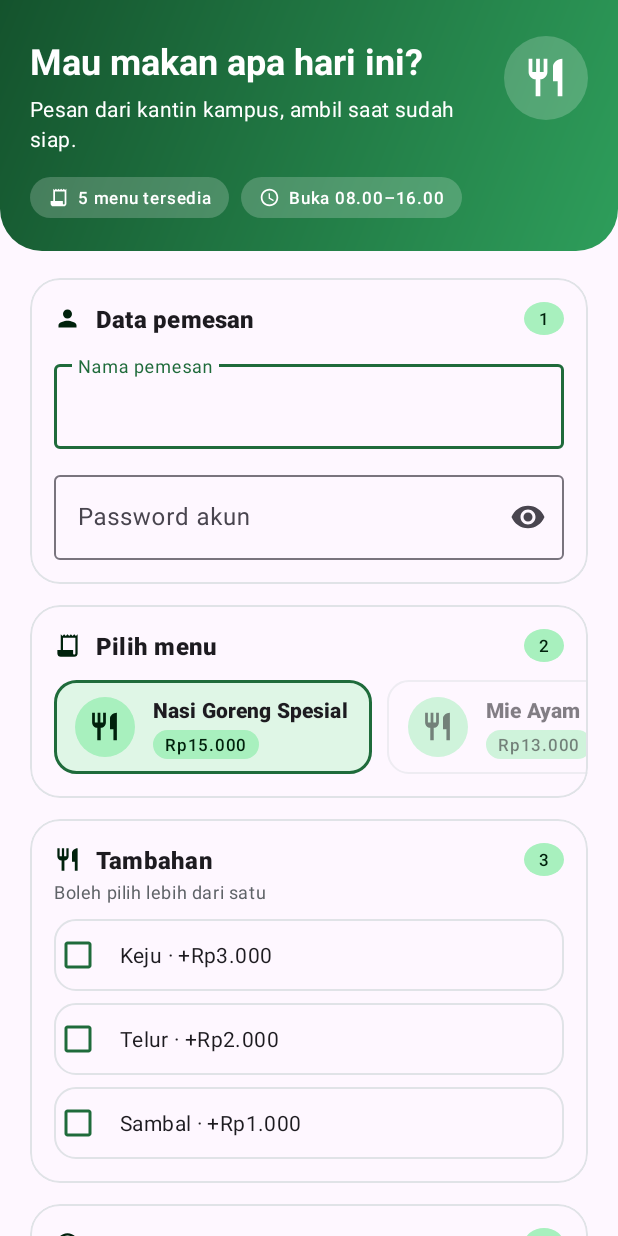
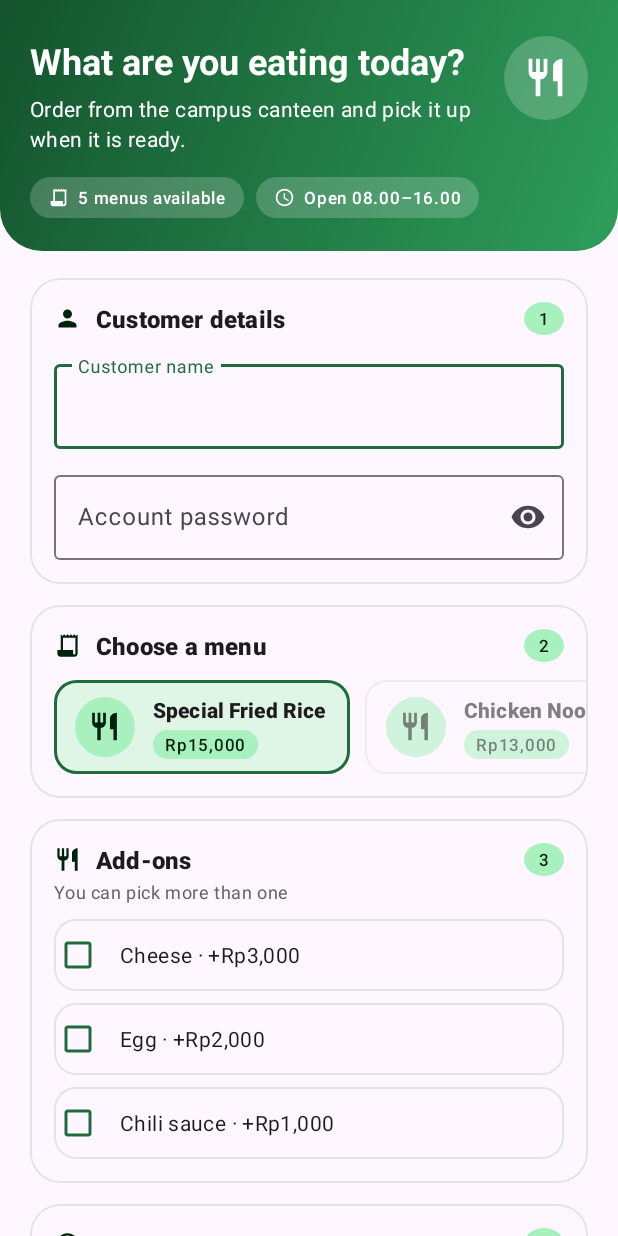
Before and after one commit to oswaldvalois/campusbite, an Android app: the screen it shows after launch (MainActivity), on a phone screen of 412 x 824 dp. Run offline under Robolectric (Android 15) with nearby library versions, the phone set to English and light mode, and no system bars.

Commit message:
feat(i18n): translate the whole app to English
- rewrite all strings, including menu names and add-ons
- use plurals for portion and order counts
- English date format and Rp15,000 style amounts
- rename the app to CampusBite and the database to canteen.db
- translate layout comments and the README

```diff
--- a/app/src/main/java/com/oswaldvalois/canteenorder/MainActivity.java
+++ b/app/src/main/java/com/oswaldvalois/canteenorder/MainActivity.java
@@ -19,7 +19,6 @@ import com.google.android.material.textfield.TextInputLayout;
 
 import java.util.ArrayList;
 import java.util.List;
-import java.util.Locale;
 
 /**
  * Interactive order form: numbered section cards, horizontal menu picker,
@@ -85,11 +84,11 @@ public class MainActivity extends BaseActivity {
     }
 
     private void setupMenuPicker() {
-        menuItems.add(new MenuItem("Nasi Goreng Spesial", 15000));
-        menuItems.add(new MenuItem("Mie Ayam Bakso", 13000));
-        menuItems.add(new MenuItem("Ayam Geprek + Nasi", 14000));
-        menuItems.add(new MenuItem("Sate Ayam", 16000));
-        menuItems.add(new MenuItem("Es Teh Manis", 5000));
+        menuItems.add(new MenuItem(getString(R.string.menu_fried_rice), 15000));
+        menuItems.add(new MenuItem(getString(R.string.menu_noodles), 13000));
+        menuItems.add(new MenuItem(getString(R.string.menu_crispy_chicken), 14000));
+        menuItems.add(new MenuItem(getString(R.string.menu_satay), 16000));
+        menuItems.add(new MenuItem(getString(R.string.menu_iced_tea), 5000));
 
         LayoutInflater inflater = LayoutInflater.from(this);
         for (int i = 0; i < menuItems.size(); i++) {
@@ -182,8 +181,8 @@ public class MainActivity extends BaseActivity {
 
         summaryMenuPrice.setText(Money.rupiah(menuPrice()));
         summaryToppingPrice.setText(Money.rupiah(toppingPrice()));
-        summaryPortion.setText(String.format(Locale.US, "%d porsi", portion));
-        textPortion.setText(getString(R.string.portion_value, portion));
+        summaryPortion.setText(getResources().getQuantityString(R.plurals.portion_count, portion, portion));
+        textPortion.setText(getResources().getQuantityString(R.plurals.portion_count, portion, portion));
         animateTotal(total, instant);
     }
 
@@ -212,13 +211,13 @@ public class MainActivity extends BaseActivity {
     private String selectedToppings() {
         List<String> toppings = new ArrayList<>();
         if (checkCheese.isChecked()) {
-            toppings.add("Keju");
+            toppings.add(getString(R.string.topping_cheese_short));
         }
         if (checkEgg.isChecked()) {
-            toppings.add("Telur");
+            toppings.add(getString(R.string.topping_egg_short));
         }
         if (checkSambal.isChecked()) {
-            toppings.add("Sambal");
+            toppings.add(getString(R.string.topping_sambal_short));
         }
         return toppings.isEmpty()
                 ? getString(R.string.no_topping)
--- a/app/src/main/java/com/oswaldvalois/canteenorder/Money.java
+++ b/app/src/main/java/com/oswaldvalois/canteenorder/Money.java
@@ -9,6 +9,6 @@ public final class Money {
     }
 
     public static String rupiah(int amount) {
-        return "Rp" + String.format(Locale.US, "%,d", amount).replace(',', '.');
+        return "Rp" + String.format(Locale.US, "%,d", amount);
     }
 }
--- a/app/src/main/java/com/oswaldvalois/canteenorder/OrderAdapter.java
+++ b/app/src/main/java/com/oswaldvalois/canteenorder/OrderAdapter.java
@@ -24,7 +24,7 @@ public class OrderAdapter extends RecyclerView.Adapter<OrderAdapter.OrderViewHol
     private final List<Order> orders = new ArrayList<>();
     private final OnOrderClickListener listener;
     private final SimpleDateFormat dateFormat =
-            new SimpleDateFormat("dd MMM yyyy, HH:mm", new Locale("id", "ID"));
+            new SimpleDateFormat("dd MMM yyyy, HH:mm", Locale.ENGLISH);
 
     public OrderAdapter(OnOrderClickListener listener) {
         this.listener = listener;
--- a/app/src/main/java/com/oswaldvalois/canteenorder/OrderDbHelper.java
+++ b/app/src/main/java/com/oswaldvalois/canteenorder/OrderDbHelper.java
@@ -12,7 +12,7 @@ import java.util.List;
 /** SQLite persistence for canteen orders. */
 public class OrderDbHelper extends SQLiteOpenHelper {
 
-    private static final String DB_NAME = "kantin.db";
+    private static final String DB_NAME = "canteen.db";
     private static final int DB_VERSION = 1;
 
     private static final String TABLE_ORDERS = "orders";
--- a/app/src/main/java/com/oswaldvalois/canteenorder/OrderDetailActivity.java
+++ b/app/src/main/java/com/oswaldvalois/canteenorder/OrderDetailActivity.java
@@ -17,7 +17,7 @@ public class OrderDetailActivity extends BaseActivity {
     public static final String EXTRA_ORDER_ID = "order_id";
 
     private final SimpleDateFormat dateFormat =
-            new SimpleDateFormat("dd MMM yyyy, HH:mm", new Locale("id", "ID"));
+            new SimpleDateFormat("dd MMM yyyy, HH:mm", Locale.ENGLISH);
 
     private OrderDbHelper db;
     private Order order;
@@ -53,7 +53,7 @@ public class OrderDetailActivity extends BaseActivity {
         ((TextView) findViewById(R.id.detailMenu)).setText(order.getMenu());
         ((TextView) findViewById(R.id.detailToppings)).setText(order.getToppings());
         ((TextView) findViewById(R.id.detailPortion))
-                .setText(getString(R.string.portion_value, order.getQuantity()));
+                .setText(getResources().getQuantityString(R.plurals.portion_count, order.getQuantity(), order.getQuantity()));
         ((TextView) findViewById(R.id.detailTotal)).setText(Money.rupiah(order.getTotal()));
         ((TextView) findViewById(R.id.detailTime))
                 .setText(dateFormat.format(new Date(order.getCreatedAt())));
--- a/app/src/main/java/com/oswaldvalois/canteenorder/OrderListActivity.java
+++ b/app/src/main/java/com/oswaldvalois/canteenorder/OrderListActivity.java
@@ -55,7 +55,7 @@ public class OrderListActivity extends BaseActivity {
         recyclerOrders.setVisibility(isEmpty ? View.GONE : View.VISIBLE);
         textCount.setVisibility(isEmpty ? View.GONE : View.VISIBLE);
         if (!isEmpty) {
-            textCount.setText(getString(R.string.list_count, orders.size()));
+            textCount.setText(getResources().getQuantityString(R.plurals.order_count, orders.size(), orders.size()));
         }
         if (isEmpty) {
             emptyState.setAlpha(0f);
--- a/app/src/main/res/layout/activity_order_detail.xml
+++ b/app/src/main/res/layout/activity_order_detail.xml
@@ -7,7 +7,7 @@
     android:background="?attr/colorSurface"
     android:orientation="vertical">
 
-    <!-- Hero ringkas dengan total -->
+    <!-- Compact hero with the total -->
     <FrameLayout
         android:layout_width="match_parent"
         android:layout_height="wrap_content"
--- a/app/src/main/res/values/strings.xml
+++ b/app/src/main/res/values/strings.xml
@@ -1,61 +1,77 @@
 <?xml version="1.0" encoding="utf-8"?>
 <resources>
-    <string name="app_name">KantinKu</string>
+    <string name="app_name">CampusBite</string>
 
-    <string name="hero_title">Mau makan apa hari ini?</string>
-    <string name="hero_subtitle">Pesan dari kantin kampus, ambil saat sudah siap.</string>
-    <string name="hero_chip_menu">5 menu tersedia</string>
-    <string name="hero_chip_hours">Buka 08.00–16.00</string>
+    <string name="hero_title">What are you eating today?</string>
+    <string name="hero_subtitle">Order from the campus canteen and pick it up when it is ready.</string>
+    <string name="hero_chip_menu">5 menus available</string>
+    <string name="hero_chip_hours">Open 08.00–16.00</string>
 
-    <string name="section_customer">Data pemesan</string>
-    <string name="section_menu">Pilih menu</string>
-    <string name="section_topping">Tambahan</string>
-    <string name="section_portion">Jumlah porsi</string>
-    <string name="section_summary">Ringkasan pesanan</string>
+    <string name="section_customer">Customer details</string>
+    <string name="section_menu">Choose a menu</string>
+    <string name="section_topping">Add-ons</string>
+    <string name="section_portion">Portion</string>
+    <string name="section_summary">Order summary</string>
 
-    <string name="label_name">Nama pemesan</string>
-    <string name="label_password">Password akun</string>
-    <string name="label_topping_hint">Boleh pilih lebih dari satu</string>
-    <string name="label_portion_hint">Geser atau tekan tombol + / −</string>
+    <string name="label_name">Customer name</string>
+    <string name="label_password">Account password</string>
+    <string name="label_topping_hint">You can pick more than one</string>
+    <string name="label_portion_hint">Drag the slider or tap + / −</string>
 
-    <string name="topping_cheese">Keju  ·  +Rp3.000</string>
-    <string name="topping_egg">Telur  ·  +Rp2.000</string>
-    <string name="topping_sambal">Sambal  ·  +Rp1.000</string>
+    <string name="topping_cheese">Cheese  ·  +Rp3,000</string>
+    <string name="topping_egg">Egg  ·  +Rp2,000</string>
+    <string name="topping_sambal">Chili sauce  ·  +Rp1,000</string>
+    <string name="topping_cheese_short">Cheese</string>
+    <string name="topping_egg_short">Egg</string>
+    <string name="topping_sambal_short">Chili sauce</string>
 
-    <string name="summary_menu_price">Harga menu</string>
-    <string name="summary_topping_price">Topping</string>
-    <string name="summary_portion_count">Porsi</string>
-    <string name="summary_total">Total bayar</string>
+    <string name="summary_menu_price">Menu price</string>
+    <string name="summary_topping_price">Add-ons</string>
+    <string name="summary_portion_count">Portions</string>
+    <string name="summary_total">Total</string>
 
-    <string name="button_order">Pesan Sekarang</string>
-    <string name="button_view_orders">Lihat Pesanan</string>
-    <string name="button_delete">Hapus Pesanan</string>
-    <string name="button_create_order">Buat pesanan</string>
+    <string name="menu_fried_rice">Special Fried Rice</string>
+    <string name="menu_noodles">Chicken Noodle Soup</string>
+    <string name="menu_crispy_chicken">Crispy Chicken with Rice</string>
+    <string name="menu_satay">Chicken Satay</string>
+    <string name="menu_iced_tea">Iced Sweet Tea</string>
 
-    <string name="portion_value">%1$d porsi</string>
-    <string name="order_saved">Pesanan berhasil disimpan</string>
-    <string name="action_view">LIHAT</string>
+    <string name="button_order">Place Order</string>
+    <string name="button_view_orders">View Orders</string>
+    <string name="button_delete">Delete Order</string>
+    <string name="button_create_order">Create Order</string>
 
-    <string name="error_name_required">Nama pemesan wajib diisi</string>
-    <string name="error_password_required">Password minimal 4 karakter</string>
+    <plurals name="portion_count">
+        <item quantity="one">%1$d portion</item>
+        <item quantity="other">%1$d portions</item>
+    </plurals>
 
-    <string name="cd_add_portion">Tambah porsi</string>
-    <string name="cd_remove_portion">Kurangi porsi</string>
-    <string name="cd_open_order">Buka detail pesanan</string>
-    <string name="cd_hero_icon">Ikon makanan</string>
+    <string name="order_saved">Order saved</string>
+    <string name="action_view">VIEW</string>
 
-    <string name="title_order_list">Daftar Pesanan</string>
-    <string name="list_count">%1$d pesanan tersimpan</string>
-    <string name="empty_title">Belum ada pesanan</string>
-    <string name="empty_subtitle">Pesanan yang kamu buat akan muncul di sini.</string>
+    <string name="error_name_required">Customer name is required</string>
+    <string name="error_password_required">Password must be at least 4 characters</string>
 
-    <string name="title_order_detail">Detail Pesanan</string>
-    <string name="detail_customer">Nama pemesan</string>
+    <string name="cd_add_portion">Increase portion</string>
+    <string name="cd_remove_portion">Decrease portion</string>
+    <string name="cd_open_order">Open order details</string>
+    <string name="cd_hero_icon">Food icon</string>
+
+    <string name="title_order_list">Orders</string>
+    <plurals name="order_count">
+        <item quantity="one">%1$d order saved</item>
+        <item quantity="other">%1$d orders saved</item>
+    </plurals>
+    <string name="empty_title">No orders yet</string>
+    <string name="empty_subtitle">Orders you place will show up here.</string>
+
+    <string name="title_order_detail">Order Details</string>
+    <string name="detail_customer">Customer</string>
     <string name="detail_menu">Menu</string>
-    <string name="detail_toppings">Topping</string>
-    <string name="detail_portion">Jumlah porsi</string>
-    <string name="detail_total">Total bayar</string>
-    <string name="detail_time">Waktu pesan</string>
-    <string name="no_topping">Tanpa topping</string>
-    <string name="order_deleted">Pesanan dihapus</string>
+    <string name="detail_toppings">Add-ons</string>
+    <string name="detail_portion">Portions</string>
+    <string name="detail_total">Total</string>
+    <string name="detail_time">Ordered at</string>
+    <string name="no_topping">No add-ons</string>
+    <string name="order_deleted">Order deleted</string>
 </resources>
```
Also changed, not shown: app/src/main/res/layout/activity_main.xml (+5 -5 lines), 10 other files.
